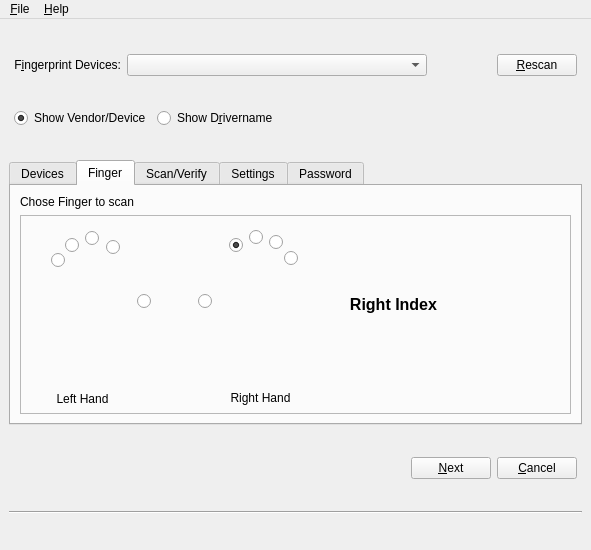
Above: src/FingerprintGUI.ui from RogueScholar/fingerprint-gui before the change. Below: the same form after it.
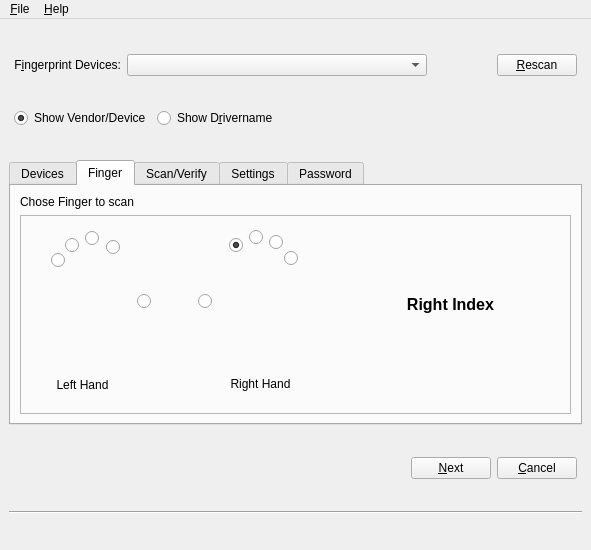
That is the form after the change. The open tabs and pages were chosen to show the change. Icons and pictures are not drawn.

Commit message: Adjust UI geometry

The edit to the form file:
```diff
--- a/src/FingerprintGUI.ui
+++ b/src/FingerprintGUI.ui
@@ -264,7 +264,7 @@
              <property name="geometry">
               <rect>
                <x>20</x>
-               <y>20</y>
+               <y>6</y>
                <width>131</width>
                <height>154</height>
               </rect>
@@ -603,7 +603,7 @@
              <property name="geometry">
               <rect>
                <x>7</x>
-               <y>174</y>
+               <y>160</y>
                <width>111</width>
                <height>20</height>
               </rect>
@@ -622,7 +622,7 @@
              <property name="geometry">
               <rect>
                <x>190</x>
-               <y>174</y>
+               <y>160</y>
                <width>101</width>
                <height>18</height>
               </rect>
@@ -640,7 +640,7 @@
             <widget class="QLabel" name="currentFingerLabel">
              <property name="geometry">
               <rect>
-               <x>303</x>
+               <x>360</x>
                <y>69</y>
                <width>141</width>
                <height>41</height>
```
Left out of the diff: 2 changed lines with no effect on the pictures.
